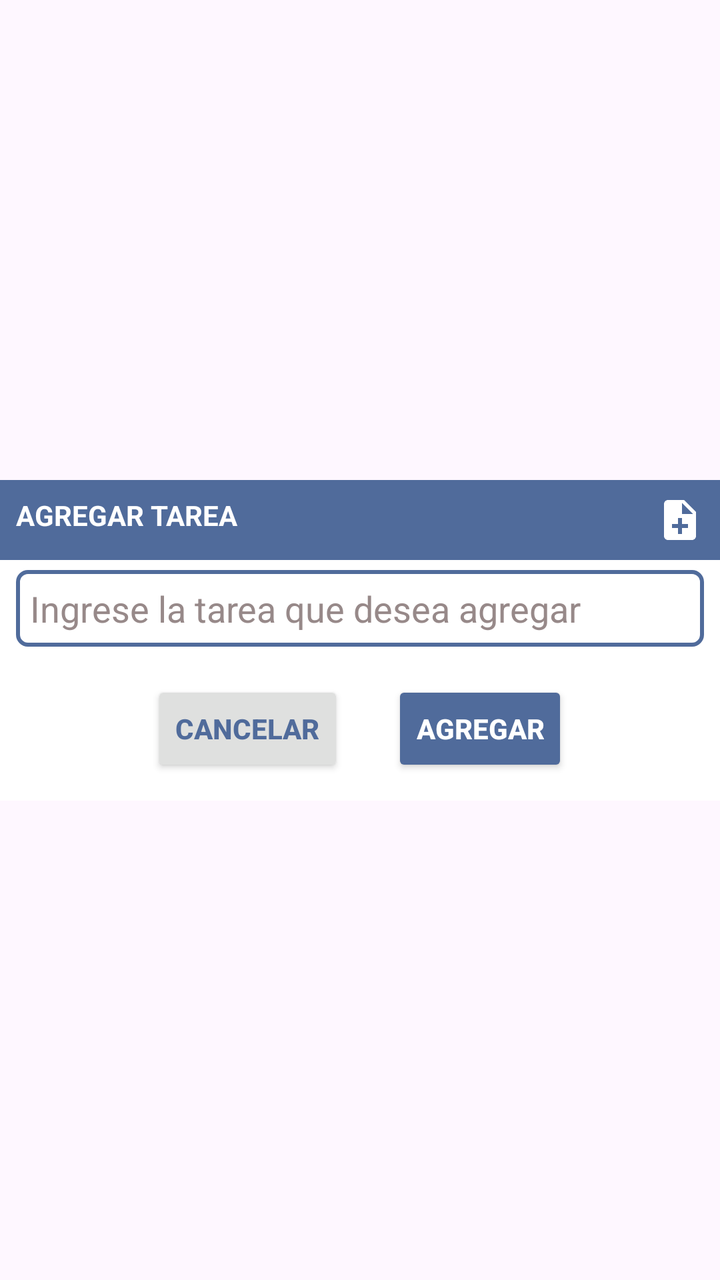
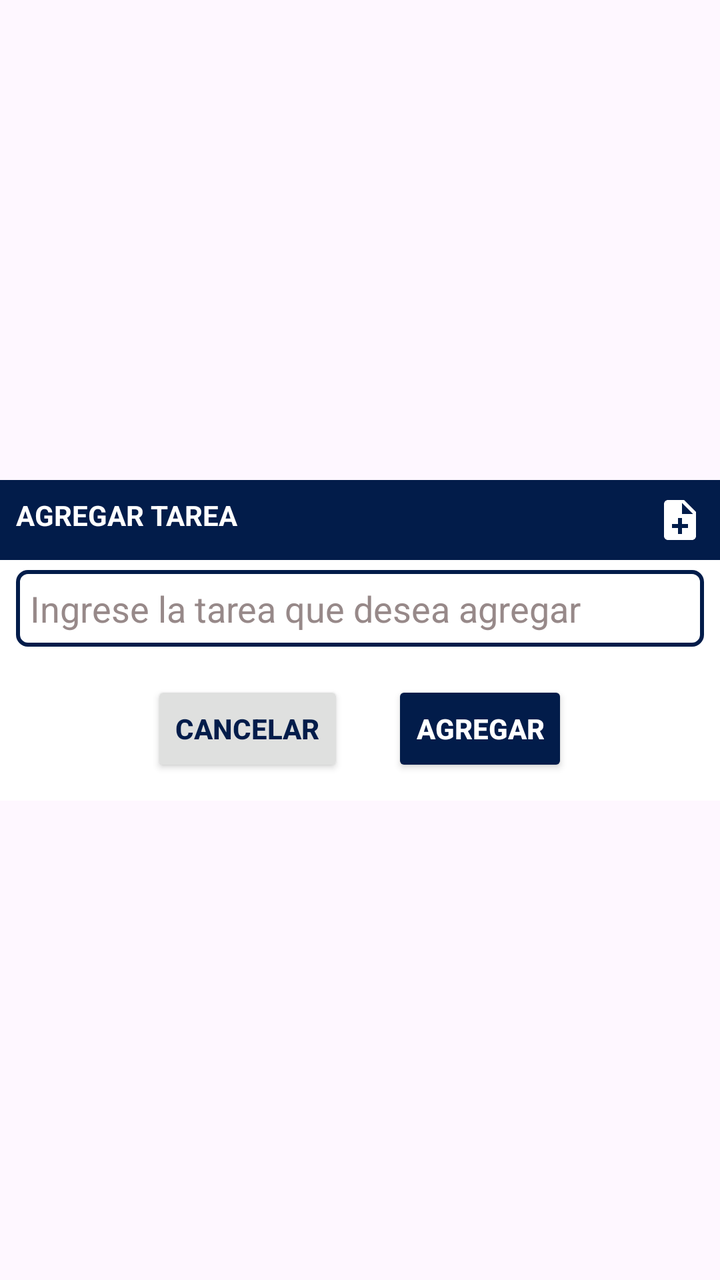

An Android layout rendered at two revisions. The XML below is the earlier revision; the diff shows what the commit changed to produce the second picture.
<!-- AndroidManifest.xml: application theme Theme.NotasApp -->
<!-- res/layout/dialog_add_note.xml -->
<?xml version="1.0" encoding="utf-8"?>
<androidx.constraintlayout.widget.ConstraintLayout xmlns:android="http://schemas.android.com/apk/res/android"
    xmlns:app="http://schemas.android.com/apk/res-auto"
    xmlns:tools="http://schemas.android.com/tools"
    android:layout_width="match_parent"
    android:layout_height="match_parent">


    <LinearLayout
        android:layout_width="match_parent"
        android:layout_height="wrap_content"
        android:background="@color/white"
        android:orientation="vertical"
        app:layout_constraintBottom_toBottomOf="parent"
        app:layout_constraintEnd_toEndOf="parent"
        app:layout_constraintStart_toStartOf="parent"
        app:layout_constraintTop_toTopOf="parent">


        <LinearLayout
            android:layout_width="match_parent"
            android:layout_height="wrap_content"
            android:orientation="horizontal"
            android:background="@color/color_primario"
            android:padding="8dp">

            <TextView
                android:layout_width="wrap_content"
                android:layout_height="wrap_content"
                android:layout_weight="3"
                android:text="Agregar Tarea"
                android:textAllCaps="true"
                android:textColor="@color/white"
                android:textStyle="bold"
                tools:ignore="MissingConstraints" />

            <ImageView
                android:layout_width="24dp"
                android:layout_height="24dp"
                android:src="@drawable/note_ic"
                app:tint="@color/white" />
        </LinearLayout>

        <EditText

            android:id="@+id/et_addNote"
            android:textColor="@color/black"
            android:layout_width="match_parent"
            android:padding="7dp"
            android:layout_height="wrap_content"
            android:hint="Ingrese la tarea que desea agregar"
            android:layout_marginHorizontal="8dp"
            android:layout_marginVertical="5dp"
            android:textColorHint="#978989"

            android:background="@drawable/backgroun_add_notes"/>

        <LinearLayout
            android:layout_width="match_parent"
            android:layout_height="wrap_content"
            android:orientation="horizontal"
            android:gravity="center"
            >

            <androidx.appcompat.widget.AppCompatButton
                android:id="@+id/btn_Cancel"
                android:layout_width="wrap_content"
                android:layout_height="wrap_content"
                android:layout_margin="12dp"
                android:text="Cancelar"
                android:textStyle="bold"
                android:textColor="@color/color_primario"
                android:backgroundTint="#dfe0df"
                />

            <androidx.appcompat.widget.AppCompatButton
                android:id="@+id/btn_AddNote"
                android:layout_width="wrap_content"
                android:layout_height="wrap_content"
                android:layout_margin="12dp"
                android:text="Agregar"
                android:textStyle="bold"
                android:enabled="true"
                android:textColor="@color/white"
                android:backgroundTint="@color/color_primario"
                />

        </LinearLayout>
    </LinearLayout>


</androidx.constraintlayout.widget.ConstraintLayout>
<!-- resources referenced by this layout -->
<resources>
  <color name="black">#FF000000</color>
  <color name="color_primario">#506b9b</color>
  <color name="white">#FFFFFFFF</color>
  <!-- drawable backgroun_add_notes (drawable) -->
  <?xml version="1.0" encoding="utf-8"?>
  <shape xmlns:android="http://schemas.android.com/apk/res/android"
      android:shape="rectangle"
      >
  <stroke
      android:color="@color/color_primario"
      android:width="2dp"
      />
      <corners
          android:radius="5dp"
          />
  </shape>
  <!-- drawable note_ic (drawable) -->
  <vector android:autoMirrored="true" android:height="24dp"
      android:tint="#000000" android:viewportHeight="24"
      android:viewportWidth="24" android:width="24dp" xmlns:android="http://schemas.android.com/apk/res/android">
      <path android:fillColor="@android:color/white" android:pathData="M14,2L6,2c-1.1,0 -1.99,0.9 -1.99,2L4,20c0,1.1 0.89,2 1.99,2L18,22c1.1,0 2,-0.9 2,-2L20,8l-6,-6zM16,16h-3v3h-2v-3L8,16v-2h3v-3h2v3h3v2zM13,9L13,3.5L18.5,9L13,9z"/>
  </vector>
  <style name="Theme.NotasApp" parent="Base.Theme.NotasApp" />
  <style name="Base.Theme.NotasApp" parent="Theme.Material3.DayNight.NoActionBar">
          
          
          <item name="android:windowAnimationStyle">@null</item>
      </style>
</resources>

<!-- the commit's change to res/layout/dialog_add_note.xml (unified diff, before → after) -->
@@ -3,7 +3,8 @@
     xmlns:app="http://schemas.android.com/apk/res-auto"
     xmlns:tools="http://schemas.android.com/tools"
     android:layout_width="match_parent"
-    android:layout_height="match_parent">
+    android:layout_height="match_parent"
+    >
 
 
     <LinearLayout
@@ -14,7 +15,10 @@
         app:layout_constraintBottom_toBottomOf="parent"
         app:layout_constraintEnd_toEndOf="parent"
         app:layout_constraintStart_toStartOf="parent"
-        app:layout_constraintTop_toTopOf="parent">
+        app:layout_constraintTop_toTopOf="parent"
+
+
+        >
 
 
         <LinearLayout
<!-- resource entries referenced after the edit -->
@@ -1,7 +1,7 @@
 <!-- resources referenced by this layout -->
 <resources>
   <color name="black">#FF000000</color>
-  <color name="color_primario">#506b9b</color>
+  <color name="color_primario">#021C4A</color>
   <color name="white">#FFFFFFFF</color>
   <!-- drawable backgroun_add_notes (drawable) -->
   <?xml version="1.0" encoding="utf-8"?>
